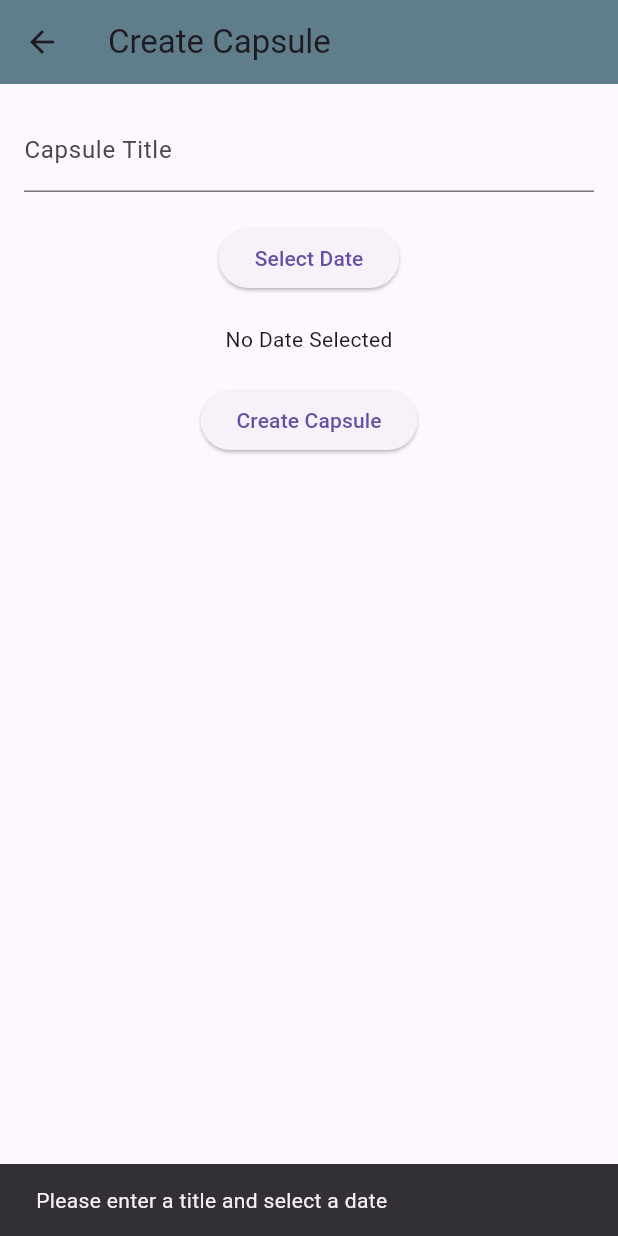
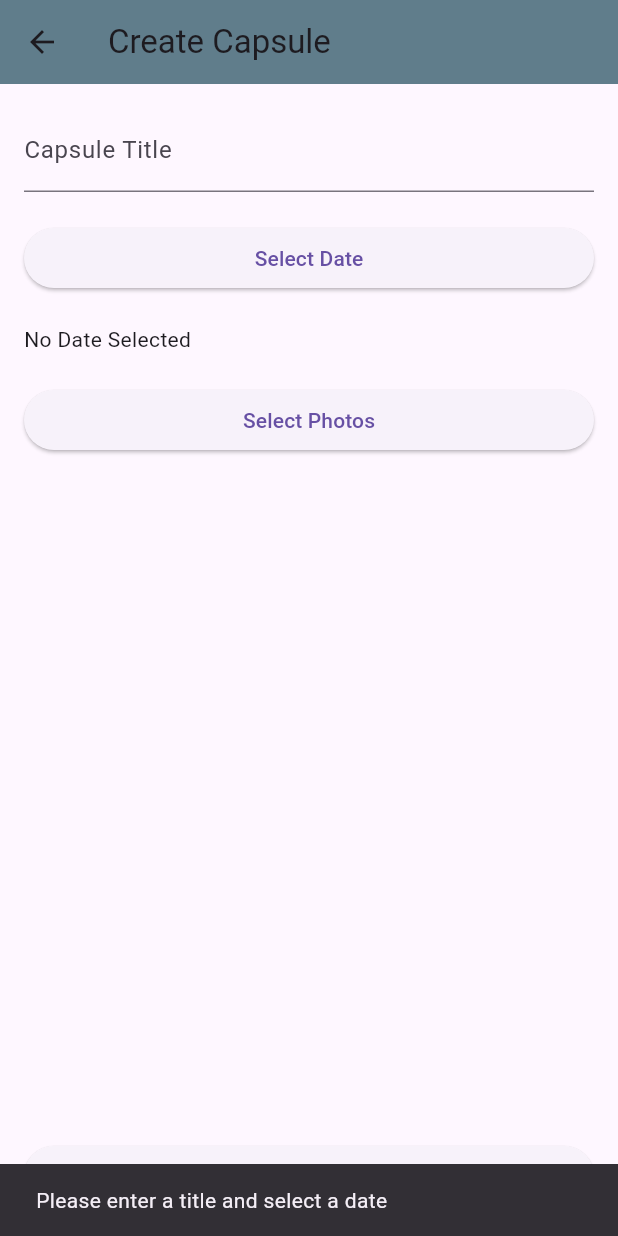
Before and after one commit to eth4n22/ChronoCapsuleUpdated, a Flutter app: the CreateCapsuleScreen screen opened directly, after a tap on "Create Capsule", on a phone screen of 412 x 824 dp. Run offline on Flutter 3.47's test engine with Material 3 defaults, Android fonts, the light colour scheme and no system bars; our stand-ins replace firebase_auth, firebase_core, image_picker; accounts and stored records are empty; network calls fail.

Commit message:
capsule changes

```diff
--- /dev/null
+++ b/lib/capsule.dart
@@ -0,0 +1,12 @@
+import 'package:flutter/material.dart';
+class Capsule {
+  final String title;
+  final DateTime date;
+  final List<String> uploadedPhotos; // List of photo paths
+
+  Capsule({
+    required this.title,
+    required this.date,
+    required this.uploadedPhotos,
+  });
+}
--- a/lib/create_capsule_screen.dart
+++ b/lib/create_capsule_screen.dart
@@ -1,8 +1,10 @@
 import 'package:flutter/material.dart';
-import 'main.dart';
+import 'package:chronocapsules/capsule.dart'; // Import your Capsule class
+import 'package:image_picker/image_picker.dart'; // Import image_picker for photo selection
+import 'dart:io';
 
 class CreateCapsuleScreen extends StatefulWidget {
-  const CreateCapsuleScreen({super.key});
+  const CreateCapsuleScreen({Key? key}) : super(key: key);
 
   @override
   _CreateCapsuleScreenState createState() => _CreateCapsuleScreenState();
@@ -11,6 +13,7 @@ class CreateCapsuleScreen extends StatefulWidget {
 class _CreateCapsuleScreenState extends State<CreateCapsuleScreen> {
   final TextEditingController _titleController = TextEditingController();
   DateTime? _selectedDate;
+  List<File> _selectedPhotos = []; // List to store selected photos
 
   @override
   Widget build(BuildContext context) {
@@ -22,6 +25,7 @@ class _CreateCapsuleScreenState extends State<CreateCapsuleScreen> {
       body: Padding(
         padding: const EdgeInsets.all(16.0),
         child: Column(
+          crossAxisAlignment: CrossAxisAlignment.stretch,
           children: [
             TextField(
               controller: _titleController,
@@ -40,21 +44,33 @@ class _CreateCapsuleScreenState extends State<CreateCapsuleScreen> {
             ),
             const SizedBox(height: 20),
             ElevatedButton(
-              onPressed: () {
-                if (_titleController.text.isNotEmpty && _selectedDate != null) {
-                  final newCapsule = Capsule(
-                    title: _titleController.text,
-                    date: _selectedDate!,
-                  );
-                  Navigator.pop(context, newCapsule);
-                } else {
-                  // Show an error message if the title or date is not selected
-                  ScaffoldMessenger.of(context).showSnackBar(
-                    const SnackBar(
-                      content: Text('Please enter a title and select a date'),
+              onPressed: () => _selectPhotos(context),
+              child: const Text('Select Photos'),
+            ),
+            const SizedBox(height: 20),
+            // Display selected photos here (if any)
+            Expanded(
+              child: ListView.builder(
+                itemCount: _selectedPhotos.length,
+                itemBuilder: (context, index) {
+                  return ListTile(
+                    leading: Image.file(_selectedPhotos[index]),
+                    trailing: IconButton(
+                      icon: Icon(Icons.remove_circle),
+                      onPressed: () {
+                        setState(() {
+                          _selectedPhotos.removeAt(index);
+                        });
+                      },
                     ),
                   );
-                }
+                },
+              ),
+            ),
+            const SizedBox(height: 20),
+            ElevatedButton(
+              onPressed: () {
+                _createCapsule(context);
               },
               child: const Text('Create Capsule'),
             ),
@@ -77,4 +93,35 @@ class _CreateCapsuleScreenState extends State<CreateCapsuleScreen> {
       });
     }
   }
+
+  Future<void> _selectPhotos(BuildContext context) async {
+    final List<XFile>? selectedImages = await ImagePicker().pickMultiImage(
+      imageQuality: 70, // Adjust as needed
+    );
+
+    if (selectedImages != null && selectedImages.isNotEmpty) {
+      setState(() {
+        _selectedPhotos.clear(); // Clear existing selections
+        _selectedPhotos.addAll(selectedImages.map((image) => File(image.path)));
+      });
+    }
+  }
+
+  void _createCapsule(BuildContext context) {
+    if (_titleController.text.isNotEmpty && _selectedDate != null) {
+      final newCapsule = Capsule(
+        title: _titleController.text,
+        date: _selectedDate!,
+        uploadedPhotos: _selectedPhotos.map((photo) => photo.path).toList(),
+      );
+      Navigator.pop(context, newCapsule);
+    } else {
+      // Show an error message if the title or date is not selected
+      ScaffoldMessenger.of(context).showSnackBar(
+        const SnackBar(
+          content: Text('Please enter a title and select a date'),
+        ),
+      );
+    }
+  }
 }
--- a/pubspec.yaml
+++ b/pubspec.yaml
@@ -36,6 +36,8 @@ dependencies:
   # The following adds the Cupertino Icons font to your application.
   # Use with the CupertinoIcons class for iOS style icons.
   cupertino_icons: ^1.0.6
+  image_picker: ^0.8.4+4
+  intl: ^0.17.0
 
 dev_dependencies:
   flutter_test:
```
Also changed, not shown: lib/full_screen_image_screen.dart (added, +20 -0 lines), lib/main.dart (+63 -38 lines), lib/time_capsule_details_screen.dart (added, +98 -0 lines), pubspec.lock, 5 other files.
